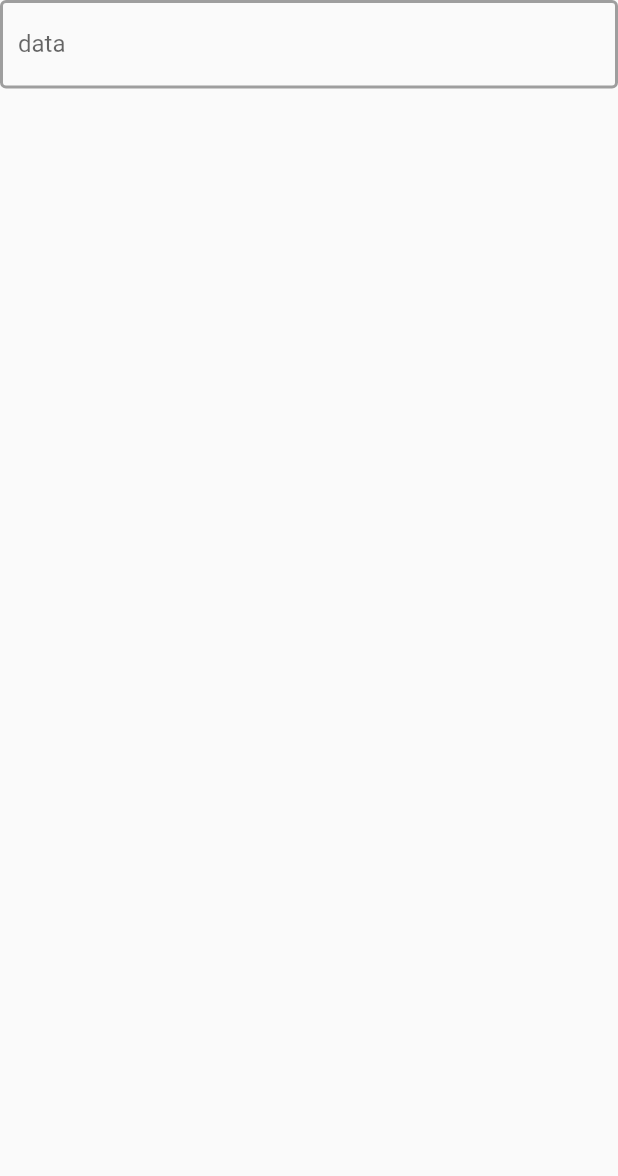
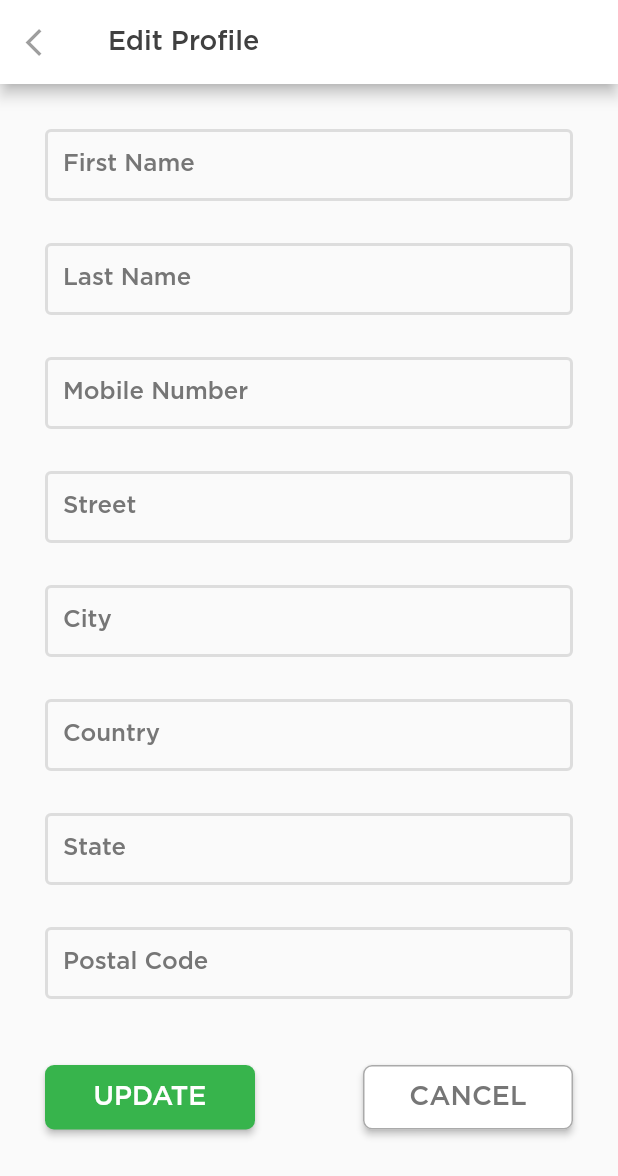
Before and after one commit to Stitarmare/Food, a Flutter app: the EditProfileview screen opened by its route, on a phone screen of 412 x 824 dp. Shown: the top 1176 px of the screen. Run offline on Flutter 3.47's test engine with Material 2 defaults, Android fonts, the phone set to English and light mode, and no system bars; our stand-ins replace pin_code_text_field, shared_preferences; accounts and stored records are empty.

Commit message:
Changes in Edit Profile View

```diff
--- a/lib/EditProfile/EditProfileView.dart
+++ b/lib/EditProfile/EditProfileView.dart
@@ -1,4 +1,5 @@
 import 'package:flutter/material.dart';
+import 'package:foodzi/theme/colors.dart';
 import 'package:foodzi/widgets/BoxTextField.dart';
 
 class EditProfileview extends StatefulWidget {
@@ -12,6 +13,24 @@ class _EditProfileState extends State<EditProfileview> {
   @override
   Widget build(BuildContext context) {
     return Scaffold(
+        appBar: AppBar(
+          backgroundColor: Colors.white,
+          centerTitle: false,
+          title: Text("Edit Profile",
+              style: TextStyle(
+                  color: greytheme700,
+                  fontSize: 18,
+                  fontFamily: 'gotham',
+                  fontWeight: FontWeight.w500)),
+          leading: IconButton(
+            color: greytheme700,
+            icon: Icon(
+              Icons.arrow_back_ios,
+              size: 22,
+            ),
+            onPressed: null,
+          ),
+        ),
         body: SingleChildScrollView(
           child: _getmainView(),
         ));
@@ -19,11 +38,106 @@ class _EditProfileState extends State<EditProfileview> {
 }
 
 Widget _getmainView() {
-  return Stack(
+  return Container(
+    padding: EdgeInsets.all(30),
+    child: Column(
       children: <Widget>[
         BoxAppTextField(
-        placeHolderName: 'data',
+          placeHolderName: 'First Name',
+        ),
+        SizedBox(
+          height: 28,
+        ),
+        BoxAppTextField(
+          placeHolderName: 'Last Name',
+        ),
+        SizedBox(
+          height: 28,
+        ),
+        BoxAppTextField(
+          placeHolderName: 'Mobile Number',
+          keyboardType: TextInputType.number,
+        ),
+        SizedBox(
+          height: 28,
+        ),
+        BoxAppTextField(
+          placeHolderName: 'Street',
+        ),
+        SizedBox(
+          height: 28,
+        ),
+        BoxAppTextField(
+          placeHolderName: 'City',
+        ),
+        SizedBox(
+          height: 28,
+        ),
+        BoxAppTextField(
+          placeHolderName: 'Country',
+        ),
+        SizedBox(
+          height: 28,
+        ),
+        BoxAppTextField(
+          placeHolderName: 'State',
+        ),
+        SizedBox(
+          height: 28,
+        ),
+        BoxAppTextField(
+          placeHolderName: 'Postal Code',
+          keyboardType: TextInputType.number,
+        ),
+        SizedBox(
+          height: 44,
+        ),
+        Row(
+          mainAxisAlignment: MainAxisAlignment.spaceBetween,
+          children: <Widget>[
+            Container(
+              width: 140,
+              height: 43,
+              child: RaisedButton(
+                shape: RoundedRectangleBorder(
+                    borderRadius: new BorderRadius.circular(6.0),
+                    ),
+                color: greentheme100,
+                child: Text(
+                  'UPDATE',
+                  style: TextStyle(
+                      color: Colors.white,
+                      fontFamily: 'gotham',
+                      fontSize: 18,
+                      fontWeight: FontWeight.w500),
+                ),
+                onPressed: () {},
+              ),
+            ),
+            // SizedBox(width:14,),
+            Container(
+              width: 140,
+              height: 43,
+              child: RaisedButton(
+                color: Colors.white,
+                shape: RoundedRectangleBorder(
+                    borderRadius: new BorderRadius.circular(6.0),
+                    side: BorderSide(color: greytheme1100)
+                    ),
+                child: Text(
+                  'CANCEL',
+                  style: TextStyle(
+                      color: greytheme1000,
+                      fontFamily: 'gotham',
+                      fontSize: 18,
+                      fontWeight: FontWeight.w500),
+                ),
+                onPressed: () {},
+              ),
             )
           ],
+        )
+      ],
+    ),
   );
 }
--- a/lib/main.dart
+++ b/lib/main.dart
@@ -16,7 +16,7 @@ import './ProfilePage/ProfileScreen.dart';
 import './EditProfile/EditProfileView.dart';
 
 var routes = <String, WidgetBuilder>{
-  '/': (BuildContext context) => LoginView(),
+  '/': (BuildContext context) => EditProfileview(),
   '/SplashScreen': (BuildContext context) => SplashScreen(),
   '/LoginView': (BuildContext context) => LoginView(),
   '/MainWidget': (BuildContext context) => MainWidget(),
--- a/lib/theme/colors.dart
+++ b/lib/theme/colors.dart
@@ -30,6 +30,9 @@ const greytheme500 =  Color.fromRGBO(118, 118, 118, 0.8);
 const greytheme600 =  Color.fromRGBO(213, 213, 213, 1);
 const greytheme700 =  Color.fromRGBO(64, 64, 64, 1);
 const greytheme800 =  Color.fromRGBO(170, 170, 170, 0.7);
+const greytheme900 =  Color.fromRGBO(221, 221, 221, 1);
+const greytheme1000 =  Color.fromRGBO(118, 118, 118, 1);
+const greytheme1100 =  Color.fromRGBO(170, 170, 170, 1);
 
 //Orange themes
 const orangetheme =  Color.fromRGBO(242, 154, 41, 1);
--- a/lib/widgets/BoxTextField.dart
+++ b/lib/widgets/BoxTextField.dart
@@ -1,5 +1,6 @@
 import 'package:flutter/material.dart';
 import 'package:flutter/services.dart';
+import 'package:foodzi/theme/colors.dart';
 
 class BoxAppTextField extends StatefulWidget {
   final String tfValue;
@@ -47,16 +48,21 @@ class _AppTextFieldState extends State<BoxAppTextField> {
       enableInteractiveSelection: widget.interactiveSel,
       initialValue: widget.tfValue,
       decoration: new InputDecoration(
+        contentPadding: EdgeInsets.all(12.0),
           focusedBorder: OutlineInputBorder(
-            borderSide: BorderSide(color: Colors.grey, width: 2),
+            borderSide: BorderSide(color: greentheme100, width: 2),
           ),
           labelText: widget.placeHolderName,
+          labelStyle: TextStyle(color: greytheme1000,
+                  fontSize: 16,
+                  fontFamily: 'gotham',
+                  fontWeight: FontWeight.w500),
           // prefixText: widget.prefixText,
           prefixIcon: widget.icon,
           // hintText: widget.hintText,
           //  icon: widget.icon),
           enabledBorder: OutlineInputBorder(
-              borderSide: BorderSide(color: Colors.grey, width: 2))),
+              borderSide: BorderSide(color: greytheme900, width: 2))),
 
       autovalidate: widget.autovalidate,
       validator: widget.validator,
```
Also changed, not shown: pubspec.lock, 4 other files. Lines whose indentation alone changed are shown as unchanged.
